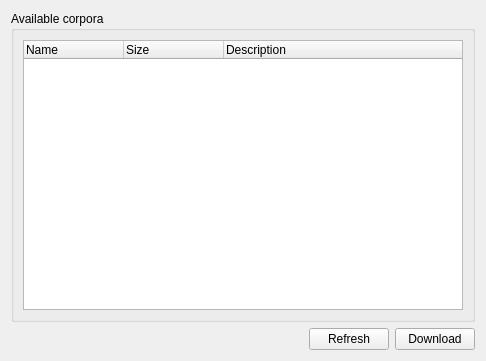
rug-compling/dact, file ui/DownloadWindow.ui: the form before one commit.
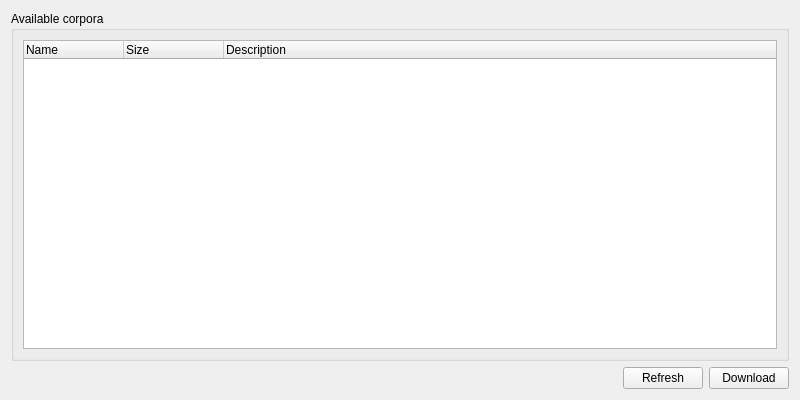
The form after the commit.

Commit message:
Small user interface tweaks in DownloadWindow.
- Resize the name and size columns to its contents.
- Increase the default window size to 800x600.
- Disable root decoration.

```diff
--- a/ui/DownloadWindow.ui
+++ b/ui/DownloadWindow.ui
@@ -6,8 +6,8 @@
    <rect>
     <x>0</x>
     <y>0</y>
-    <width>486</width>
-    <height>361</height>
+    <width>800</width>
+    <height>400</height>
    </rect>
   </property>
   <property name="windowTitle">
@@ -22,6 +22,9 @@
      <layout class="QVBoxLayout" name="verticalLayout">
       <item>
        <widget class="QTreeWidget" name="archiveTreeWidget">
+        <property name="rootIsDecorated">
+         <bool>false</bool>
+        </property>
         <column>
          <property name="text">
           <string>Name</string>
```
The commit also changes 1 other file.
